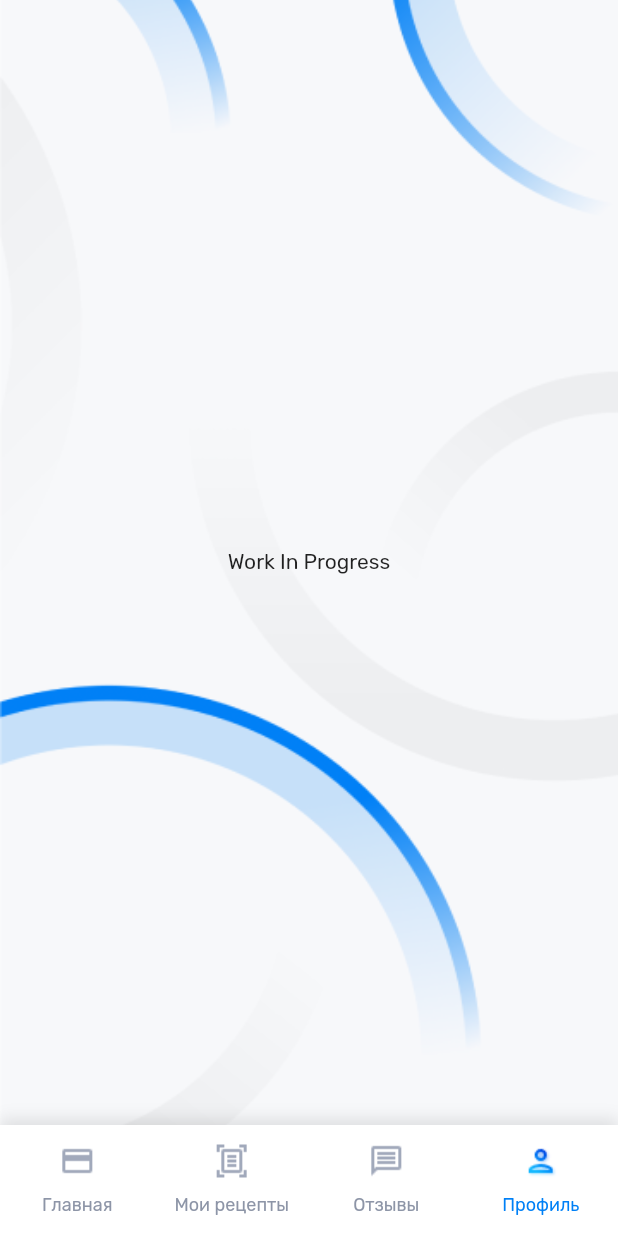
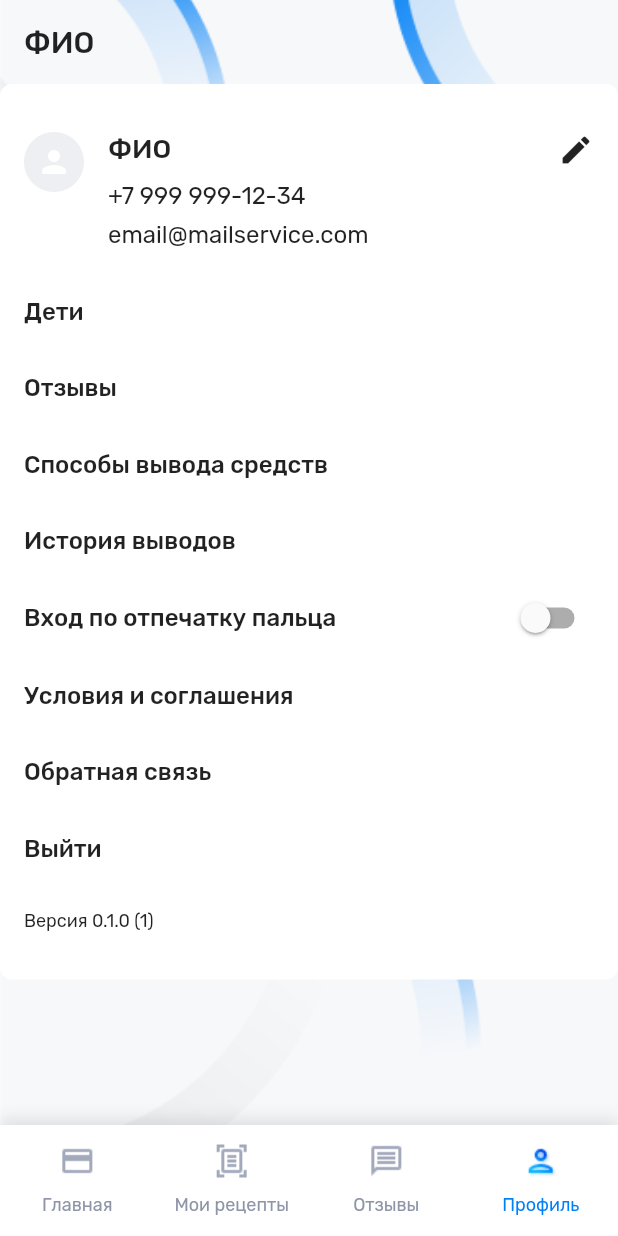
Before and after one commit to medcb/mobileapp, a Flutter app: the MainTabBar screen opened by its route, item 4 of the bottom bar chosen, on a phone screen of 412 x 824 dp. Run offline on Flutter 3.47's test engine with Material 2 defaults, Android fonts, the phone set to English and light mode, and no system bars; our stand-ins replace decimal, package_info; generated files the repository leaves out were written again.

Commit message:
Profile screen

```diff
--- a/lib/widgets/main_screen.dart
+++ b/lib/widgets/main_screen.dart
@@ -63,9 +63,8 @@ class MainScreen extends StatelessWidget {
 
   @override
   Widget build(BuildContext context) {
-    final window = MediaQuery.of(context);
-
-    final _listView = ListView(children: [
+    return ListView(
+      children: [
         Padding(
           padding: const EdgeInsets.symmetric(horizontal: 16),
           child: Column(
@@ -118,7 +117,8 @@ class MainScreen extends StatelessWidget {
         Container(
           decoration: BoxDecoration(
             color: Theme.of(context).backgroundColor,
-            borderRadius: BorderRadius.all(Radius.circular(8))),
+            borderRadius: BorderRadius.all(Radius.circular(8)),
+          ),
           child: Column(
             crossAxisAlignment: CrossAxisAlignment.start,
             children: [
@@ -192,15 +192,12 @@ class MainScreen extends StatelessWidget {
                 },
                 itemCount: _withdrawals.length,
               ),
-            SizedBox(height: 32),
+              // Spacer(),
             ],
           ),
         ),
-    ]);
-
-    return Stack(children: [
-      _listView,
-    ]);
+      ],
+    );
   }
 }
 
--- a/lib/widgets/main_tab_bar.dart
+++ b/lib/widgets/main_tab_bar.dart
@@ -2,6 +2,7 @@ import 'package:flutter/material.dart';
 import 'package:flutter/widgets.dart';
 import 'package:flutter_gen/gen_l10n/app_localizations.dart';
 import 'package:med_cashback/widgets/main_screen.dart';
+import 'package:med_cashback/widgets/profile_screen.dart';
 
 import 'full_screen_background_container.dart';
 
@@ -96,7 +97,7 @@ class _MainTabBarState extends State<MainTabBar>
                     MainScreen(),
                     Center(child: Text('Work In Progress')),
                     Center(child: Text('Work In Progress')),
-                    Center(child: Text('Work In Progress')),
+                    ProfileScreen(),
                   ],
                 ),
               ),
--- /dev/null
+++ b/lib/widgets/profile_screen.dart
@@ -0,0 +1,208 @@
+import 'package:flutter/cupertino.dart';
+import 'package:flutter/material.dart';
+import 'package:package_info/package_info.dart';
+
+class ProfileScreen extends StatelessWidget {
+  @override
+  Widget build(BuildContext context) {
+    return ListView(
+      children: [
+        Padding(
+          padding: const EdgeInsets.all(16.0),
+          child: Text(
+            'ФИО',
+            style: TextStyle(
+              fontSize: 20,
+              fontWeight: FontWeight.w500,
+            ),
+          ),
+        ),
+        Container(
+          decoration: BoxDecoration(
+            color: Theme.of(context).backgroundColor,
+            borderRadius: BorderRadius.all(Radius.circular(8)),
+          ),
+          child: Column(
+            crossAxisAlignment: CrossAxisAlignment.start,
+            children: [
+              SizedBox(height: 16),
+              ProfileHeader(),
+              ProfileScreenItem('Дети'),
+              ProfileScreenItem('Отзывы'),
+              ProfileScreenItem('Способы вывода средств'),
+              ProfileScreenItem('История выводов'),
+              ProfileScreenItemWithSwitch('Вход по отпечатку пальца'),
+              ProfileScreenItem('Условия и соглашения'),
+              ProfileScreenItem('Обратная связь'),
+              ProfileScreenItem('Выйти'),
+              ProfileAppVersion(),
+              SizedBox(height: 16),
+            ],
+          ),
+        )
+      ],
+    );
+  }
+}
+
+class ProfileScreenItem extends StatelessWidget {
+  final String itemName;
+
+  ProfileScreenItem(this.itemName);
+
+  @override
+  Widget build(BuildContext context) {
+    return Padding(
+      padding: const EdgeInsets.all(16.0),
+      child: Text(
+        itemName,
+        style: TextStyle(
+          fontSize: 16,
+          fontWeight: FontWeight.w500,
+        ),
+      ),
+    );
+  }
+}
+
+class ProfileScreenItemWithSwitch extends StatefulWidget {
+  final String itemName;
+
+  ProfileScreenItemWithSwitch(this.itemName);
+
+  @override
+  _ProfileScreenItemWithSwitchState createState() =>
+      _ProfileScreenItemWithSwitchState();
+}
+
+class _ProfileScreenItemWithSwitchState
+    extends State<ProfileScreenItemWithSwitch> {
+  var enabled = false;
+
+  @override
+  Widget build(BuildContext context) {
+    return Padding(
+      padding: const EdgeInsets.symmetric(
+        vertical: 2,
+        horizontal: 16,
+      ),
+      child: Row(
+        mainAxisAlignment: MainAxisAlignment.spaceBetween,
+        children: [
+          Flexible(
+            child: Text(
+              widget.itemName,
+              style: TextStyle(
+                fontSize: 16,
+                fontWeight: FontWeight.w500,
+              ),
+            ),
+          ),
+          Switch.adaptive(
+            value: enabled,
+            activeColor: Theme.of(context).accentColor,
+            onChanged: (value) {
+              setState(() {
+                enabled = value;
+              });
+              print('changed');
+            },
+          )
+        ],
+      ),
+    );
+  }
+}
+
+class ProfileHeader extends StatelessWidget {
+  @override
+  Widget build(BuildContext context) {
+    return Padding(
+      padding: const EdgeInsets.all(16.0),
+      child: Row(
+        crossAxisAlignment: CrossAxisAlignment.start,
+        children: [
+          Image.asset('assets/images/profile_placeholder.png'),
+          SizedBox(width: 16),
+          Expanded(
+            child: Column(
+              crossAxisAlignment: CrossAxisAlignment.start,
+              children: [
+                Text(
+                  'ФИО',
+                  style: TextStyle(
+                    fontSize: 18,
+                    fontWeight: FontWeight.w500,
+                  ),
+                ),
+                SizedBox(height: 12),
+                Text(
+                  '+7 999 999-12-34',
+                  style: TextStyle(
+                    fontSize: 16,
+                    fontWeight: FontWeight.w400,
+                  ),
+                ),
+                SizedBox(height: 7),
+                Text(
+                  'email@mailservice.com',
+                  style: TextStyle(
+                    fontSize: 16,
+                    fontWeight: FontWeight.w400,
+                  ),
+                ),
+              ],
+            ),
+          ),
+          SizedBox(width: 16),
+          Icon(Icons.edit),
+        ],
+      ),
+    );
+  }
+}
+
+class ProfileAppVersion extends StatefulWidget {
+  @override
+  _ProfileAppVersionState createState() => _ProfileAppVersionState();
+}
+
+class _ProfileAppVersionState extends State<ProfileAppVersion> {
+  PackageInfo _packageInfo = PackageInfo(
+    appName: 'Unknown',
+    packageName: 'Unknown',
+    version: 'Unknown',
+    buildNumber: 'Unknown',
+  );
+
+  @override
+  void initState() {
+    super.initState();
+    _initPackageInfo();
+  }
+
+  Future<void> _initPackageInfo() async {
+    final PackageInfo info = await PackageInfo.fromPlatform();
+    setState(() {
+      _packageInfo = info;
+    });
+  }
+
+  @override
+  Widget build(BuildContext context) {
+    final version =
+        _packageInfo.version.isNotEmpty ? _packageInfo.version : "???";
+    final buildNumber =
+        _packageInfo.buildNumber.isNotEmpty ? _packageInfo.buildNumber : "???";
+    return Padding(
+      padding: const EdgeInsets.all(16.0),
+      child: Text(
+        'Версия $version ($buildNumber)',
+        style: TextStyle(
+          fontSize: 12,
+          fontWeight: FontWeight.w400,
+        ),
+      ),
+    );
+  }
+}
--- a/pubspec.yaml
+++ b/pubspec.yaml
@@ -28,6 +28,7 @@ dependencies:
     sdk: flutter
   intl: ^0.17.0
   decimal: ^1.0.0
+  package_info: ^0.4.0
 
   # The following adds the Cupertino Icons font to your application.
   # Use with the CupertinoIcons class for iOS style icons.
@@ -64,6 +65,7 @@ flutter:
     - assets/images/withdrawal_method_charity.png
     - assets/images/discount_logo_eapteka.png
     - assets/images/withdrawal_method_circle_qiwi.png
+    - assets/images/profile_placeholder.png
 
   fonts:
     - family: Rubik
```
Also changed, not shown: assets/images/1.5x/profile_placeholder.png (added), assets/images/2.0x/profile_placeholder.png (added), assets/images/3.0x/profile_placeholder.png (added), assets/images/4.0x/profile_placeholder.png (added), assets/images/profile_placeholder.png (added), pubspec.lock, 1 other file. Lines whose indentation alone changed are shown as unchanged.
